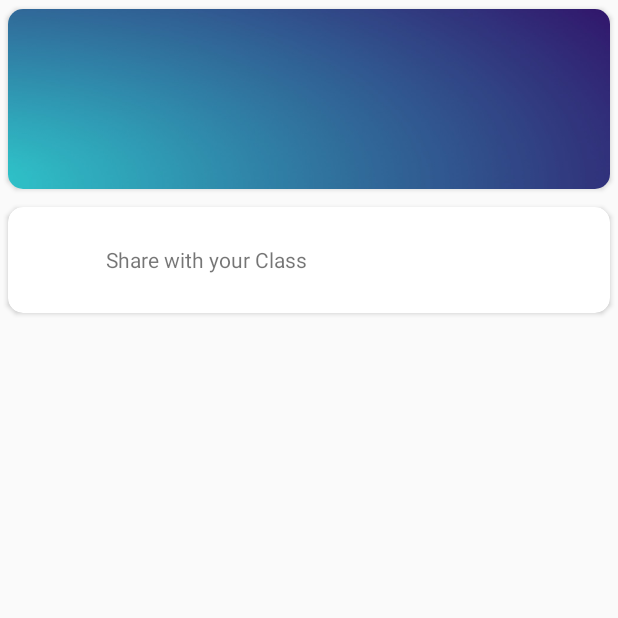
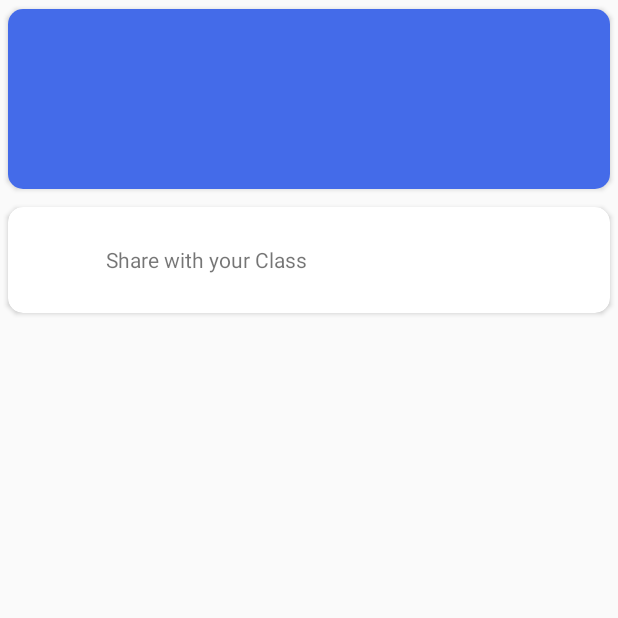
Before and after one commit to SelvaSunilkumar/MyClassroom, an Android app: the InClass screen opened directly, with no data from a screen before it, on a phone screen of 412 x 824 dp, the top half of it. Run offline under Robolectric (Android 15) with nearby library versions, the phone set to English and light mode, and no system bars; our stand-ins replace CircleImageView, Picasso, Volley; network calls fail; pictures from the network do not load; 5 statements that could not run were skipped.

Commit message:
New background feature for Home screen and Inside the class.

```diff
--- a/app/src/main/java/edu/education/classroom/Classes/AnnouncementDetails.java
+++ b/app/src/main/java/edu/education/classroom/Classes/AnnouncementDetails.java
@@ -1,4 +1,6 @@
 package edu.education.classroom.Classes;
+
+import java.util.Comparator;
 
 public class AnnouncementDetails {
 
--- a/app/src/main/java/edu/education/classroom/Classes/InflateClassLister.java
+++ b/app/src/main/java/edu/education/classroom/Classes/InflateClassLister.java
@@ -1,6 +1,7 @@
 package edu.education.classroom.Classes;
 
 import android.content.Context;
+import android.graphics.drawable.Drawable;
 import android.text.Layout;
 import android.view.LayoutInflater;
 import android.view.View;
@@ -51,10 +52,13 @@ public class InflateClassLister extends RecyclerView.Adapter<InflateClassLister.
         String className = classDetails.getClassName();
         String classSection = classDetails.getClassSection();
         String classDescription = classDetails.getClassDesription();
+        int classBackground = classDetails.getBackgroundNumber();
 
         holder.ClassName.setText(className);
         holder.ClassSection.setText(classSection);
         holder.ClassDescription.setText(classDescription);
+        int backColor[] = {R.drawable.classbackground1,R.drawable.classbackground2,R.drawable.classbackground3,R.drawable.classbackground4,R.drawable.classbackground5};
+        holder.linearLayout.setBackground(context.getDrawable(backColor[classBackground]));
     }
 
 
--- a/app/src/main/java/edu/education/classroom/CreateClass.java
+++ b/app/src/main/java/edu/education/classroom/CreateClass.java
@@ -29,6 +29,7 @@ import java.util.Date;
 import java.util.HashMap;
 import java.util.Locale;
 import java.util.Map;
+import java.util.Random;
 import java.util.UUID;
 
 public class CreateClass extends AppCompatActivity {
@@ -129,6 +130,9 @@ public class CreateClass extends AppCompatActivity {
                             SimpleDateFormat dateFormat = new SimpleDateFormat("dd-MM-yyyy", Locale.getDefault());
                             classDate = dateFormat.format(date);
 
+                            Random random = new Random();
+                            int backgroundNumber = random.nextInt(4);
+
                             params.put("classId", classId);
                             params.put("className", Name);
                             params.put("classRoom", Room);
@@ -137,6 +141,7 @@ public class CreateClass extends AppCompatActivity {
                             params.put("classCreated", userId);
                             params.put("classStudents", userId);
                             params.put("classDate", classDate);
+                            params.put("bgNo", String.valueOf(backgroundNumber));
                             return params;
                         }
                     };
--- a/app/src/main/java/edu/education/classroom/InClass.java
+++ b/app/src/main/java/edu/education/classroom/InClass.java
@@ -1,11 +1,13 @@
 package edu.education.classroom;
 
+import androidx.annotation.RequiresApi;
 import androidx.appcompat.app.AppCompatActivity;
 import androidx.recyclerview.widget.LinearLayoutManager;
 import androidx.recyclerview.widget.RecyclerView;
 
 import android.content.Intent;
 import android.os.AsyncTask;
+import android.os.Build;
 import android.os.Bundle;
 import android.util.Base64;
 import android.view.View;
@@ -40,6 +42,7 @@ import java.util.HashMap;
 import java.util.Map;
 
 import edu.education.classroom.Classes.AnnouncementDetails;
+import edu.education.classroom.Classes.ClassDetails;
 import edu.education.classroom.adapter.InflateAnnouncementLister;
 
 public class InClass extends AppCompatActivity {
@@ -52,6 +55,7 @@ public class InClass extends AppCompatActivity {
     private TextView className;
     private TextView classSection;
     private ImageView userImage;
+    private LinearLayout linearLayout;
     private LinearLayout shareContent;
     private RecyclerView recyclerView;
 
@@ -60,6 +64,7 @@ public class InClass extends AppCompatActivity {
     private String ClassId;
     private String userId;
     private String userProfileImage;
+    private int backgroundNumber;
 
     private RequestQueue queue;
     private JsonObjectRequest userRequest;
@@ -80,7 +85,7 @@ public class InClass extends AppCompatActivity {
     private String announcementDate;
     private String announcementPhotoUrl;
     private String posterName;
-
+    int backColor[] = {R.drawable.classbackground1,R.drawable.classbackground2,R.drawable.classbackground3,R.drawable.classbackground4,R.drawable.classbackground5};
 
     @Override
     protected void onCreate(Bundle savedInstanceState) {
@@ -93,15 +98,18 @@ public class InClass extends AppCompatActivity {
         ClassSection = bundle.getString("section");
         ClassId = bundle.getString("code");
         userId = bundle.getString("email");
+        backgroundNumber = bundle.getInt("backgroundNumber");
 
         recyclerView = findViewById(R.id.recyclerView);
         className = findViewById(R.id.className);
         classSection = findViewById(R.id.classSection);
         userImage = findViewById(R.id.userImage);
         shareContent = findViewById(R.id.announcements);
+        linearLayout = findViewById(R.id.linearLayout);
 
         classSection.setText(ClassSection);
         className.setText(ClassName);
+        linearLayout.setBackground(getApplicationContext().getDrawable(backColor[backgroundNumber]));
 
         recyclerView.setLayoutManager(new LinearLayoutManager(this));
 
@@ -174,6 +182,7 @@ public class InClass extends AppCompatActivity {
             announcementRequestQueue = Volley.newRequestQueue(InClass.this);
             announcementRequest = new StringRequest(Request.Method.POST, ANNOUNCEMENT_JSON_URL,
                     new Response.Listener<String>() {
+                        @RequiresApi(api = Build.VERSION_CODES.N)
                         @Override
                         public void onResponse(String response) {
 
@@ -194,6 +203,8 @@ public class InClass extends AppCompatActivity {
                                     details.add(new AnnouncementDetails(announcementId,classId,announcementUserId,announcementMessage,announcementDate,announcementPhotoUrl,posterName));
                                 }
                                 //Collections.sort(details);
+                                //Collections.reverse(details);
+                                details.sort(new DataSorter());
                                 adapter = new InflateAnnouncementLister(InClass.this,details);
                                 recyclerView.setAdapter(adapter);
 
@@ -219,4 +230,13 @@ public class InClass extends AppCompatActivity {
             return null;
         }
     }
+
+    class DataSorter implements Comparator<AnnouncementDetails> {
+
+        @Override
+        public int compare(AnnouncementDetails o1, AnnouncementDetails o2) {
+            //return o1.getDate().compareTo(o2.getDate());
+            return o2.getDate().compareTo(o1.getDate());
+        }
+    }
 }
--- a/app/src/main/java/edu/education/classroom/JoinClass.java
+++ b/app/src/main/java/edu/education/classroom/JoinClass.java
@@ -31,6 +31,7 @@ import java.text.SimpleDateFormat;
 import java.util.Calendar;
 import java.util.HashMap;
 import java.util.Map;
+import java.util.Random;
 
 public class JoinClass extends AppCompatActivity {
 
@@ -58,6 +59,7 @@ public class JoinClass extends AppCompatActivity {
     private String CLASSCREATED;
     private String CLASSSUBJECT;
     private String date;
+    private int backgroundNumber;
 
     private RequestQueue joinQueue;
     private StringRequest joinRequest;
@@ -147,6 +149,7 @@ public class JoinClass extends AppCompatActivity {
                                     CLASSROOM = classDetails.getString("room");
                                     CLASSSUBJECT = classDetails.getString("subject");
                                     CLASSCREATED = classDetails.getString("created");
+                                    backgroundNumber = Integer.parseInt(classDetails.getString("bgNo"));
                                     Toast.makeText(getApplicationContext(),CLASSCODE + " " + CLASSNAME + " " + CLASSSECTION + " " + CLASSROOM + " " + CLASSSUBJECT + " " + CLASSCREATED,Toast.LENGTH_SHORT).show();
                                     new EnterClass().execute(CLASSCODE,CLASSNAME,CLASSSECTION,CLASSROOM,CLASSSUBJECT,CLASSCREATED,userId);
                                 }
@@ -229,6 +232,7 @@ public class JoinClass extends AppCompatActivity {
                 @Override
                 protected Map<String, String> getParams() throws AuthFailureError {
                     Map<String,String> params = new HashMap<>();
+
                     params.put("classId",CLASSCODE);
                     params.put("className",CLASSNAME);
                     params.put("classSection",CLASSSECTION);
@@ -237,6 +241,7 @@ public class JoinClass extends AppCompatActivity {
                     params.put("classCreated",CLASSCREATED);
                     params.put("classStudents",userId);
                     params.put("classDate",date);
+                    params.put("bgNo",String.valueOf(backgroundNumber));
                     return params;
                 }
             };
--- /dev/null
+++ b/app/src/main/res/drawable/classbackground1.xml
@@ -0,0 +1,9 @@
+<?xml version="1.0" encoding="utf-8"?>
+<ripple xmlns:android="http://schemas.android.com/apk/res/android"
+    android:color="#00BCD4">
+
+    <item
+        android:drawable="@color/blueBackground">
+    </item>
+
+</ripple>
--- /dev/null
+++ b/app/src/main/res/drawable/classbackground2.xml
@@ -0,0 +1,9 @@
+<?xml version="1.0" encoding="utf-8"?>
+<ripple xmlns:android="http://schemas.android.com/apk/res/android"
+    android:color="#FFC107">
+
+    <item
+        android:drawable="@color/cream">
+    </item>
+
+</ripple>
--- /dev/null
+++ b/app/src/main/res/drawable/classbackground3.xml
@@ -0,0 +1,9 @@
+<?xml version="1.0" encoding="utf-8"?>
+<ripple xmlns:android="http://schemas.android.com/apk/res/android"
+    android:color="@color/blueBackground">
+
+    <item
+        android:drawable="@color/greyBlue">
+    </item>
+
+</ripple>
--- /dev/null
+++ b/app/src/main/res/drawable/classbackground4.xml
@@ -0,0 +1,9 @@
+<?xml version="1.0" encoding="utf-8"?>
+<ripple xmlns:android="http://schemas.android.com/apk/res/android"
+    android:color="@color/textcolor">
+
+    <item
+        android:drawable="@color/ash">
+    </item>
+
+</ripple>
--- /dev/null
+++ b/app/src/main/res/drawable/classbackground5.xml
@@ -0,0 +1,9 @@
+<?xml version="1.0" encoding="utf-8"?>
+<ripple xmlns:android="http://schemas.android.com/apk/res/android"
+    android:color="#358038">
+
+    <item
+        android:drawable="@color/darkGreen">
+    </item>
+
+</ripple>
--- a/app/src/main/res/layout/activity_in_class.xml
+++ b/app/src/main/res/layout/activity_in_class.xml
@@ -19,6 +19,7 @@
                 app:cardCornerRadius="10dp"
                 app:cardUseCompatPadding="true">
                 <LinearLayout
+                    android:id="@+id/linearLayout"
                     android:background="@drawable/back"
                     android:padding="15dp"
                     android:layout_width="match_parent"
--- a/app/src/main/res/values/colors.xml
+++ b/app/src/main/res/values/colors.xml
@@ -19,5 +19,11 @@
     <color name="black">#000</color>
     <color name="button">#CDCDCD</color>
 
+    <color name="blueBackground">#446be9</color>
+    <color name="cream">#dd7822</color>
+    <color name="greyBlue">#295385</color>
+    <color name="ash">#5c5c5c</color>
+    <color name="darkGreen">#1b562a</color>
+
     <color name="transparent">#43FFFFFF</color>
 </resources>
```
Also changed, not shown: app/src/main/java/edu/education/classroom/Classes/ClassDetails.java (+10 -1 lines), app/src/main/java/edu/education/classroom/Home.java (+28 -22 lines), app/src/main/res/layout/activity_home.xml (+13 -2 lines), app/src/main/res/layout/list_classes.xml (+5 -3 lines).
